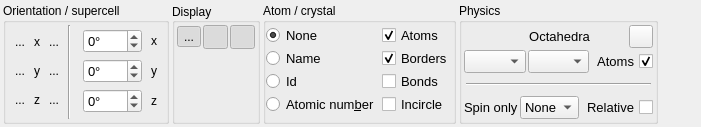
Before: the Qt Designer form tabs/visuals.ui in piti-diablotin/qAgate, drawn with Qt 5.
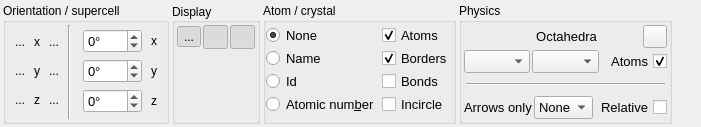
After: the same form once the commit is applied. Icons and pictures are not drawn.

The edit to the form file:
```diff
--- a/tabs/visuals.ui
+++ b/tabs/visuals.ui
@@ -1161,7 +1161,7 @@
             <string>Spin direction filter</string>
            </property>
            <property name="text">
-            <string>Spin only</string>
+            <string>Arrows only</string>
            </property>
           </widget>
          </item>
```
Left out of the diff: 2 changed lines with no effect on the pictures.
